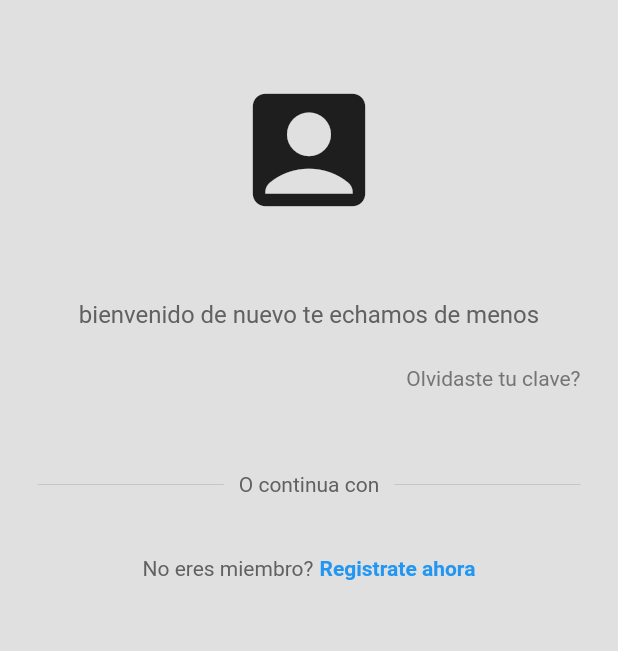
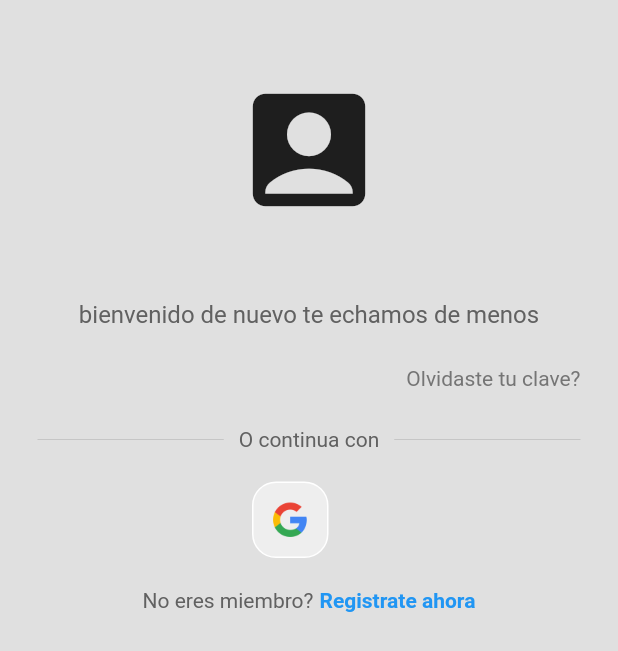
Before and after one commit to GrandaCoder/HyperApp, a Flutter app: the screen it shows after launch, on a phone screen of 412 x 824 dp. Shown: the top 651 px of the screen. Run offline on Flutter 3.47's test engine with Material 2 defaults, Android fonts, the light colour scheme and no system bars; our stand-ins replace google_sign_in, video_player; missing offline and left inert: loading.

Commit message:
Agrego boton google de login para ser pasada al principal manualmente

```diff
--- /dev/null
+++ b/lib/componentes/square_tile.dart
@@ -0,0 +1,28 @@
+import 'package:flutter/material.dart';
+
+class SquareTile extends StatelessWidget {
+  final String imagePath;
+  const SquareTile({
+    super.key,
+    required this.imagePath,
+  });
+
+  @override
+  Widget build(BuildContext context) {
+    return Container(
+      padding: EdgeInsets.all(12),
+      decoration: BoxDecoration(
+        border: Border.all(color: Colors.white),
+        borderRadius: BorderRadius.circular(16),
+        color: Colors.grey[200],
+
+        ),
+
+      child: Image.asset(
+        imagePath,
+        height: 25,
+      ),
+
+    );
+  }
+}
--- a/lib/screens/login_page.dart
+++ b/lib/screens/login_page.dart
@@ -1,3 +1,4 @@
+import 'package:practica_flutter/componentes/square_tile.dart';
 import 'package:flutter/material.dart';
 
 class LoginPage extends StatefulWidget {
@@ -24,7 +25,6 @@ class _LoginPageState extends State<LoginPage> {
         );
       },
     );
-
     Navigator.pop(context);
   }
 
@@ -73,8 +73,6 @@ class _LoginPageState extends State<LoginPage> {
 
               const SizedBox(height: 25),
 
-              const SizedBox(height: 30),
-
               //continua con..
               Padding(
                 padding: const EdgeInsets.symmetric(horizontal: 25.0),
@@ -105,6 +103,16 @@ class _LoginPageState extends State<LoginPage> {
 
               const SizedBox(height: 20),
 
+              // google
+              Row(
+                mainAxisAlignment: MainAxisAlignment.center,
+                children: const [
+                  //google button
+                  SquareTile(imagePath: 'lib/images/google.png'),
+                  SizedBox(width: 25),
+                ],
+              ),
+
               const SizedBox(height: 20),
 
               //not a member
--- a/pubspec.yaml
+++ b/pubspec.yaml
@@ -63,8 +63,8 @@ flutter:
   uses-material-design: true
 
   # To add assets to your application, add an assets section, like this:
-  # assets:
-  #   - images/a_dot_burr.jpeg
+  assets:
+     - lib/images/
   #   - images/a_dot_ham.jpeg
 
   # An image asset can refer to one or more resolution-specific "variants", see
```
Also changed, not shown: lib/images/google.png (added).
